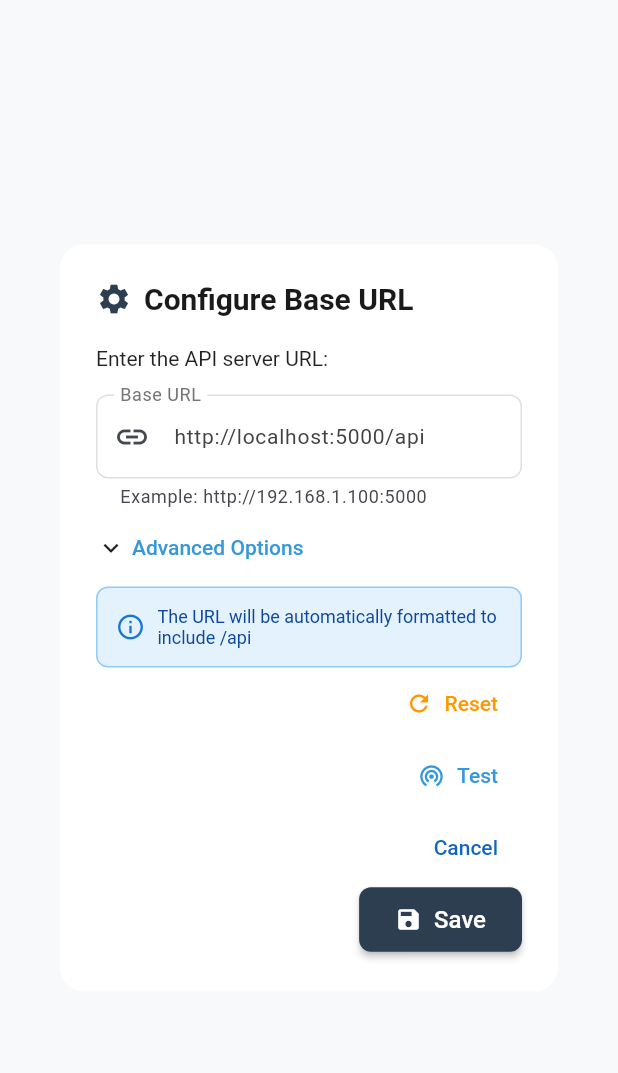
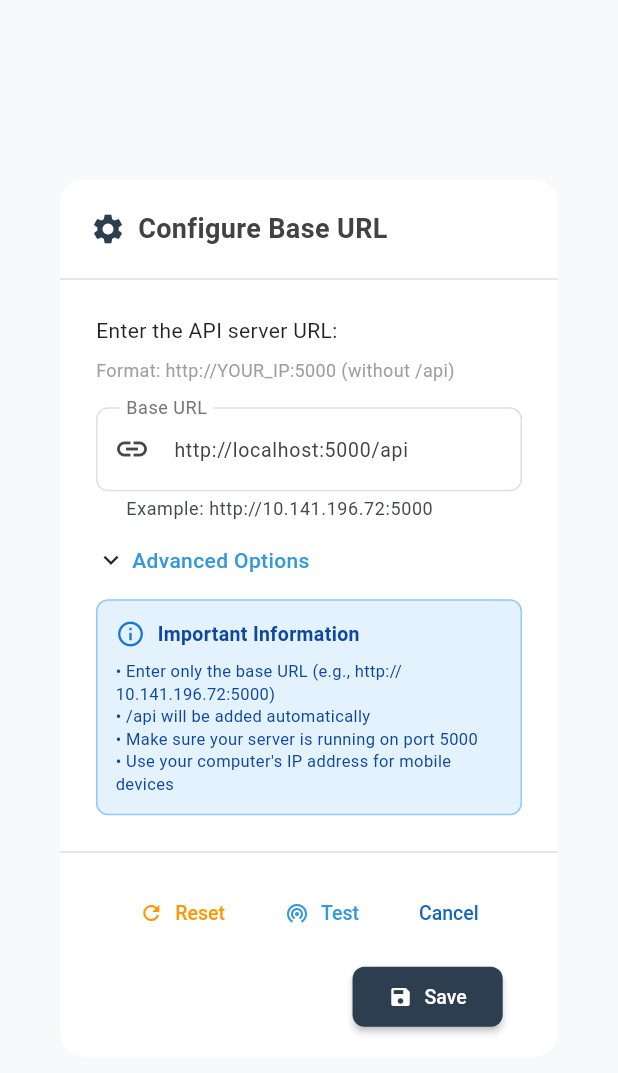
Before and after one commit to Qasimshabir/lpg-shop, a Flutter app: the BaseUrlConfigDialog widget shown alone on an empty page, opened directly, on a phone screen of 412 x 824 dp. Shown: the top 1073 px of the screen. Run offline on Flutter 3.47's test engine with Material 3 defaults, Android fonts, the phone set to English and light mode, and no system bars; our stand-ins replace google_fonts, hive_flutter, image_picker, shared_preferences; accounts and stored records are empty.

Commit message:
refactor(widgets): Restructure base URL config dialog with improved layout
- Replace AlertDialog with custom Dialog for better control over appearance
- Add rounded corners (16px border radius) and custom constraints (400x600)
- Restructure layout with dedicated title section, divider, and scrollable content area
- Enhance title styling with larger font (18px) and bold weight
- Add format guidance text below title explaining URL format requirements
- Update hint text and example to use more realistic IP address format
- Increase text field max lines from 2 to 3 for better visibility
- Adjust spacing and padding throughout for improved visual hierarchy
- Improve content organization with clearer separation between sections

```diff
--- a/app/lib/widgets/base_url_config_dialog.dart
+++ b/app/lib/widgets/base_url_config_dialog.dart
@@ -141,21 +141,41 @@ class _BaseUrlConfigDialogState extends State<BaseUrlConfigDialog> {
 
   @override
   Widget build(BuildContext context) {
-    return AlertDialog(
-      title: Row(
+    return Dialog(
+      shape: RoundedRectangleBorder(
+        borderRadius: BorderRadius.circular(16),
+      ),
+      child: Container(
+        constraints: const BoxConstraints(
+          maxWidth: 400,
+          maxHeight: 600,
+        ),
+        child: Column(
+          mainAxisSize: MainAxisSize.min,
+          children: [
+            // Title
+            Padding(
+              padding: const EdgeInsets.all(20),
+              child: Row(
                 children: [
                   const Icon(Icons.settings, color: Color(0xFF2C3E50)),
                   const SizedBox(width: 8),
-          const Text('Configure Base URL'),
+                  const Text(
+                    'Configure Base URL',
+                    style: TextStyle(
+                      fontSize: 18,
+                      fontWeight: FontWeight.bold,
+                    ),
+                  ),
                 ],
               ),
-      contentPadding: const EdgeInsets.fromLTRB(24, 20, 24, 0),
-      content: ConstrainedBox(
-        constraints: const BoxConstraints(
-          maxWidth: 400,
-          minWidth: 300,
             ),
+            const Divider(height: 1),
+
+            // Content
+            Flexible(
               child: SingleChildScrollView(
+                padding: const EdgeInsets.all(24),
                 child: Form(
                   key: _formKey,
                   child: Column(
@@ -166,6 +186,11 @@ class _BaseUrlConfigDialogState extends State<BaseUrlConfigDialog> {
                         'Enter the API server URL:',
                         style: TextStyle(fontSize: 14, color: Colors.black87),
                       ),
+                      const SizedBox(height: 8),
+                      const Text(
+                        'Format: http://YOUR_IP:5000 (without /api)',
+                        style: TextStyle(fontSize: 12, color: Colors.grey),
+                      ),
                       const SizedBox(height: 16),
 
                       // URL Input Field
@@ -173,18 +198,14 @@ class _BaseUrlConfigDialogState extends State<BaseUrlConfigDialog> {
                         controller: _urlController,
                         decoration: InputDecoration(
                           labelText: 'Base URL',
-                    hintText: 'http://192.168.1.100:5000',
+                          hintText: 'http://10.141.196.72:5000',
                           prefixIcon: const Icon(Icons.link),
                           border: const OutlineInputBorder(),
-                    helperText: 'Example: http://192.168.1.100:5000',
+                          helperText: 'Example: http://10.141.196.72:5000',
                           errorText: _errorMessage,
-                    contentPadding: const EdgeInsets.symmetric(
-                      horizontal: 12,
-                      vertical: 16,
                         ),
-                  ),
-                  style: const TextStyle(fontSize: 14),
-                  maxLines: 2,
+                        style: const TextStyle(fontSize: 13),
+                        maxLines: 3,
                         minLines: 1,
                         keyboardType: TextInputType.url,
                         validator: (value) {
@@ -247,8 +268,8 @@ class _BaseUrlConfigDialogState extends State<BaseUrlConfigDialog> {
                               ),
                               const SizedBox(height: 8),
                               _buildQuickOption('Localhost', 'http://localhost:5000'),
+                              _buildQuickOption('Current Network', 'http://10.141.196.72:5000'),
                               _buildQuickOption('Local Network', 'http://192.168.1.100:5000'),
-                        _buildQuickOption('Production', 'https://api.example.com'),
                             ],
                           ),
                         ),
@@ -264,17 +285,35 @@ class _BaseUrlConfigDialogState extends State<BaseUrlConfigDialog> {
                           borderRadius: BorderRadius.circular(8),
                           border: Border.all(color: Colors.blue[200]!),
                         ),
-                  child: Row(
+                        child: Column(
+                          crossAxisAlignment: CrossAxisAlignment.start,
+                          children: [
+                            Row(
                               children: [
                                 Icon(Icons.info_outline, size: 20, color: Colors.blue[700]),
                                 const SizedBox(width: 8),
                                 Expanded(
                                   child: Text(
-                          'The URL will be automatically formatted to include /api',
+                                    'Important Information',
                                     style: TextStyle(
-                            fontSize: 12,
+                                      fontSize: 13,
+                                      fontWeight: FontWeight.bold,
                                       color: Colors.blue[900],
                                     ),
+                                  ),
+                                ),
+                              ],
+                            ),
+                            const SizedBox(height: 8),
+                            Text(
+                              '• Enter only the base URL (e.g., http://10.141.196.72:5000)\n'
+                              '• /api will be added automatically\n'
+                              '• Make sure your server is running on port 5000\n'
+                              '• Use your computer\'s IP address for mobile devices',
+                              style: TextStyle(
+                                fontSize: 11,
+                                color: Colors.blue[900],
+                                height: 1.4,
                               ),
                             ),
                           ],
@@ -285,12 +324,21 @@ class _BaseUrlConfigDialogState extends State<BaseUrlConfigDialog> {
                 ),
               ),
             ),
-      actions: [
+
+            // Actions
+            const Divider(height: 1),
+            Padding(
+              padding: const EdgeInsets.all(16),
+              child: Wrap(
+                spacing: 8,
+                runSpacing: 8,
+                alignment: WrapAlignment.end,
+                children: [
                   // Reset Button
                   TextButton.icon(
                     onPressed: _isLoading ? null : _resetToDefault,
-          icon: const Icon(Icons.refresh, size: 18),
-          label: const Text('Reset'),
+                    icon: const Icon(Icons.refresh, size: 16),
+                    label: const Text('Reset', style: TextStyle(fontSize: 13)),
                     style: TextButton.styleFrom(
                       foregroundColor: Colors.orange,
                     ),
@@ -299,8 +347,8 @@ class _BaseUrlConfigDialogState extends State<BaseUrlConfigDialog> {
                   // Test Connection Button
                   TextButton.icon(
                     onPressed: _isLoading ? null : _testConnection,
-          icon: const Icon(Icons.wifi_tethering, size: 18),
-          label: const Text('Test'),
+                    icon: const Icon(Icons.wifi_tethering, size: 16),
+                    label: const Text('Test', style: TextStyle(fontSize: 13)),
                     style: TextButton.styleFrom(
                       foregroundColor: const Color(0xFF3498DB),
                     ),
@@ -309,7 +357,7 @@ class _BaseUrlConfigDialogState extends State<BaseUrlConfigDialog> {
                   // Cancel Button
                   TextButton(
                     onPressed: _isLoading ? null : () => Navigator.of(context).pop(false),
-          child: const Text('Cancel'),
+                    child: const Text('Cancel', style: TextStyle(fontSize: 13)),
                   ),
 
                   // Save Button
@@ -317,21 +365,29 @@ class _BaseUrlConfigDialogState extends State<BaseUrlConfigDialog> {
                     onPressed: _isLoading ? null : _saveUrl,
                     icon: _isLoading
                         ? const SizedBox(
-                  width: 16,
-                  height: 16,
+                            width: 14,
+                            height: 14,
                             child: CircularProgressIndicator(
                               strokeWidth: 2,
                               valueColor: AlwaysStoppedAnimation<Color>(Colors.white),
                             ),
                           )
-              : const Icon(Icons.save, size: 18),
-          label: Text(_isLoading ? 'Saving...' : 'Save'),
+                        : const Icon(Icons.save, size: 16),
+                    label: Text(
+                      _isLoading ? 'Saving...' : 'Save',
+                      style: const TextStyle(fontSize: 13),
+                    ),
                     style: ElevatedButton.styleFrom(
                       backgroundColor: const Color(0xFF2C3E50),
                       foregroundColor: Colors.white,
                     ),
                   ),
                 ],
+              ),
+            ),
+          ],
+        ),
+      ),
     );
   }
 
```
Lines whose indentation alone changed are shown as unchanged.
